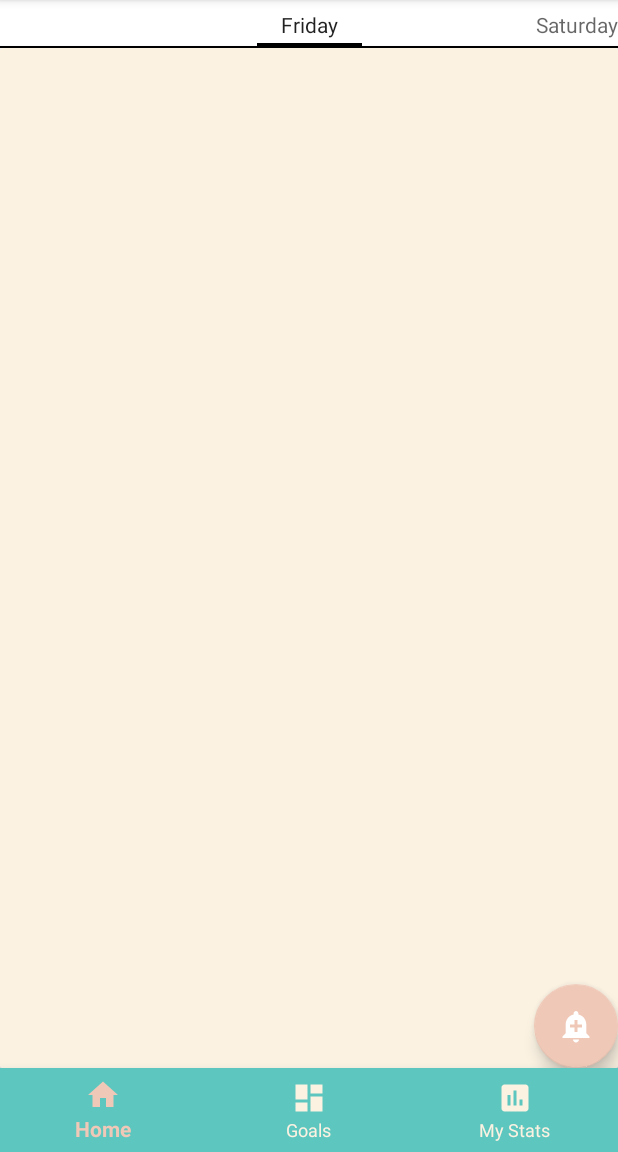
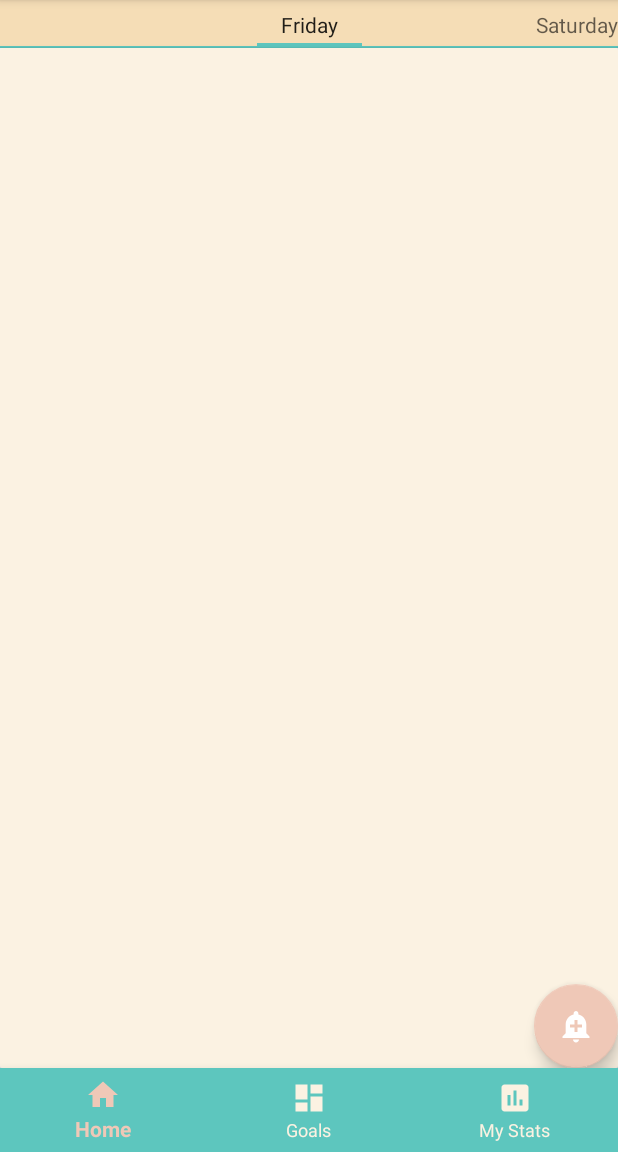
Before and after one commit to OptimizedScheduler/Woke, an Android app: the ViewPagerFragment screen opened directly, with no data from a screen before it, on a phone screen of 412 x 824 dp, the part 84-1236 px from its top. Run offline under Robolectric (Android 15) with nearby library versions, the phone set to English and light mode, and no system bars; our stand-ins replace ButterKnife, EventBus; libraries missing offline, so code that uses them is left out: com.facebook.soloader, com.facebook.sonar, com.github.mikephil.charting, com.loopj.android, cz.msebera.android and 1 more; 9 statements that could not run were skipped.

Commit message:
ViewPager Tab underline color changed

```diff
--- a/app/src/main/java/com/example/smistry/woke/fragments/ViewPagerFragment.java
+++ b/app/src/main/java/com/example/smistry/woke/fragments/ViewPagerFragment.java
@@ -9,6 +9,7 @@ import android.support.design.widget.Snackbar;
 import android.support.v4.app.Fragment;
 import android.support.v4.app.FragmentManager;
 import android.support.v4.app.FragmentStatePagerAdapter;
+import android.support.v4.view.PagerTabStrip;
 import android.support.v4.view.ViewPager;
 import android.util.Log;
 import android.view.LayoutInflater;
@@ -50,7 +51,7 @@ public class ViewPagerFragment extends Fragment {
         return fragment;
     }
 
-    //crear una instance que le permita recibir el arrayList de la BottomNav Activity
+    //create an instance that recieves the arrayList from BottomNav Activity
     public static ViewPagerFragment newInstance(ArrayList<Day> days) {
         Bundle args=new Bundle();
         ViewPagerFragment fragment = new ViewPagerFragment();
@@ -58,7 +59,6 @@ public class ViewPagerFragment extends Fragment {
         fragment.setArguments(args);
         return fragment;
     }
-
 
     public ArrayList<Free> getArray(int pos){
         return daysA.get(pos).getFreeBlocks();
@@ -73,17 +73,17 @@ public class ViewPagerFragment extends Fragment {
         super.onCreate(savedInstanceState);
         daysA = new ArrayList<>();
         //retrieve the Array passed by the Activity (bottomNav)
-        //TODO check if it's not nullPointer
         daysA= Parcels.unwrap(this.getArguments().getParcelable("days"));
-        //
     }
 
     @Override
     public View onCreateView(LayoutInflater inflater, ViewGroup container, Bundle savedInstanceState) {
         // Inflate the layout for this fragment
         View view = inflater.inflate(R.layout.fragment_view_pager, container, false);
-
         viewPager = view.findViewById(R.id.vpPager);
+        PagerTabStrip pagerTabStrip = (PagerTabStrip) viewPager.findViewById(R.id.pager_header);
+        pagerTabStrip.setDrawFullUnderline(true);
+        pagerTabStrip.setTabIndicatorColor(getResources().getColor(R.color.blue0));
         viewPagerAdapter = new ViewPagerAdapter(getChildFragmentManager());
         viewPager.setAdapter(viewPagerAdapter);
         return view;
--- a/app/src/main/res/layout/fragment_view_pager.xml
+++ b/app/src/main/res/layout/fragment_view_pager.xml
@@ -23,6 +23,7 @@
 
             <android.support.v4.view.PagerTabStrip
                 android:id="@+id/pager_header"
+                android:background="@color/orange7"
                 android:layout_width="match_parent"
                 android:layout_height="wrap_content"
                 android:layout_gravity="top"
```
